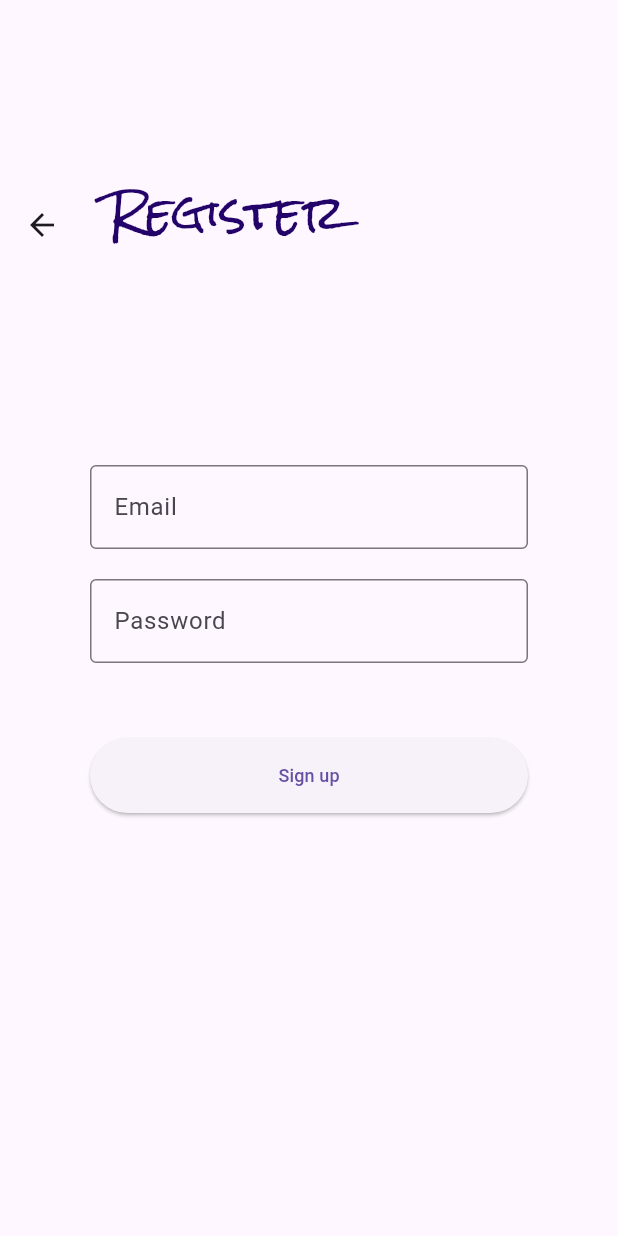
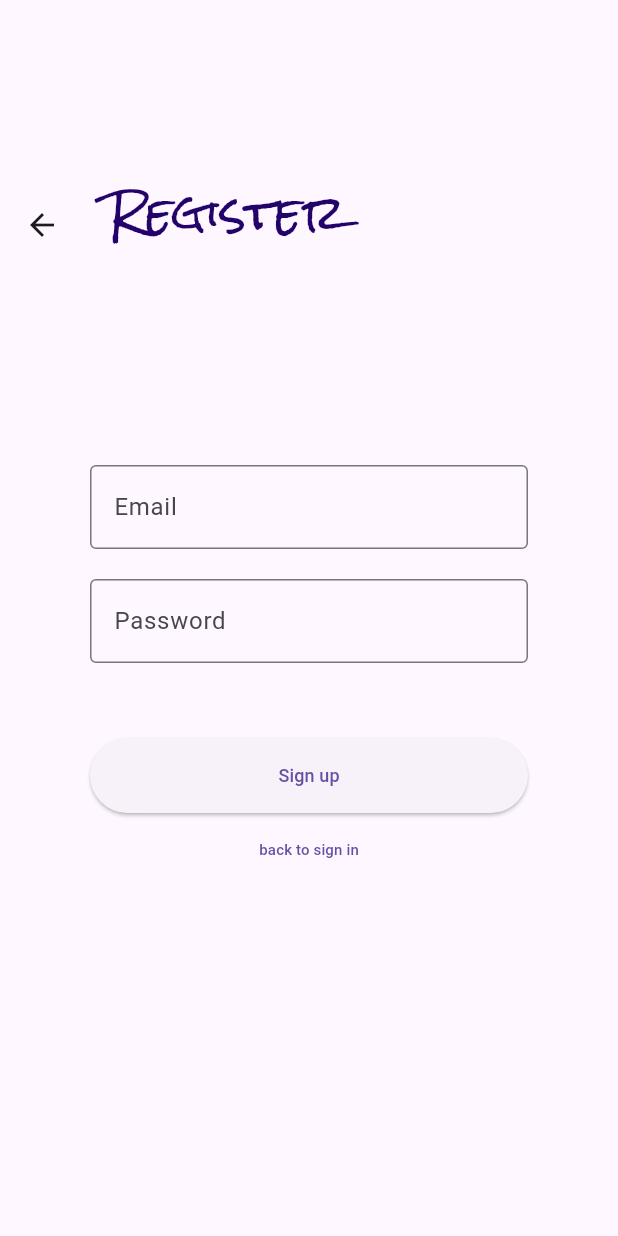
Before and after one commit to jianhui-ben/aiko_ben_expense_app, a Flutter app: the Register screen opened directly with empty values, on a phone screen of 412 x 824 dp. Run offline on Flutter 3.47's test engine with Material 2 defaults, Android fonts, the phone set to English and light mode, and no system bars; our stand-ins replace cloud_firestore, firebase_auth, firebase_core, flutter_spinkit, google_fonts; missing offline and left inert: dart:ffi; accounts and stored records are empty.

Commit message:
add back to signin page

```diff
--- a/lib/screens/authenticate/register.dart
+++ b/lib/screens/authenticate/register.dart
@@ -112,6 +112,15 @@ class _RegisterState extends State<Register> {
                         }
                       },
                     )),
+                TextButton(
+                  child: const Text(
+                    'back to sign in',
+                    style: TextStyle(fontSize: 10),
+                  ),
+                  onPressed: () {
+                    widget.toggleView();
+                  },
+                ),
                 if (_errorText.isNotEmpty)
                   Container(
                     padding: const EdgeInsets.all(10),
```
